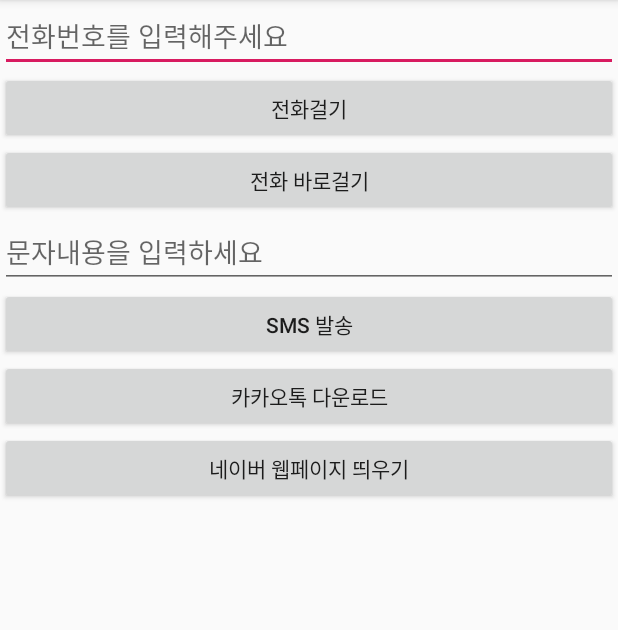
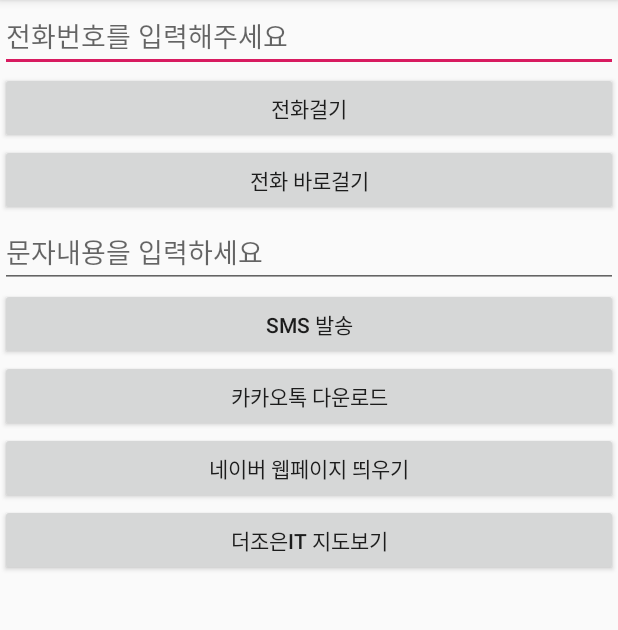
Before and after one commit to luvyoon/GoogleIntent_20181222_01, an Android app: the screen it shows after launch (MainActivity), on a phone screen of 412 x 824 dp, the part 84-714 px from its top. Run offline under Robolectric (Android 15) with nearby library versions, the phone set to English and light mode, and no system bars; 1 statement that could not run was skipped.

Commit message:
더조은 it 지도 띄우기

```diff
--- a/app/src/main/java/kr/tjeit/googleintent_20181222_01/MainActivity.java
+++ b/app/src/main/java/kr/tjeit/googleintent_20181222_01/MainActivity.java
@@ -20,6 +20,7 @@ public class MainActivity extends BaseActivity{
     Button smsEdt;
     Button kakakoMarketLinkBtn;
     Button naverWeblinkBtn;
+    Button tjeitMapBtn;
 
     @Override
     protected void onCreate(Bundle savedInstanceState) {
@@ -35,6 +36,18 @@ public class MainActivity extends BaseActivity{
 
     @Override
     public void setupEvents() {
+
+        tjeitMapBtn.setOnClickListener(new View.OnClickListener() {
+            @Override
+            public void onClick(View v) {
+//                위도와 경도값 삽입.
+
+                Uri uri= Uri.parse("geo:37.561800, 126.025115");
+                Intent intent = new Intent (Intent.ACTION_VIEW,uri);
+                startActivity(intent);
+
+            }
+        });
 
         naverWeblinkBtn.setOnClickListener(new View.OnClickListener() {
             @Override
@@ -119,6 +132,7 @@ public class MainActivity extends BaseActivity{
         smsEdt = findViewById(R.id.smsBtn);
         kakakoMarketLinkBtn = findViewById(R.id.kakakoMarketLinkBtn);
         naverWeblinkBtn = findViewById(R.id.naverWeblinkBtn);
+        tjeitMapBtn = findViewById(R.id.tjeitMapBtn);
 
     }
 }
--- a/app/src/main/res/layout/activity_main.xml
+++ b/app/src/main/res/layout/activity_main.xml
@@ -58,6 +58,12 @@
         android:layout_height="wrap_content"
         android:text="네이버 웹페이지 띄우기"/>
 
+    <Button
+        android:id="@+id/tjeitMapBtn"
+        android:layout_width="match_parent"
+        android:layout_height="wrap_content"
+        android:text="더조은IT 지도보기"/>
+
 
 
 
```
